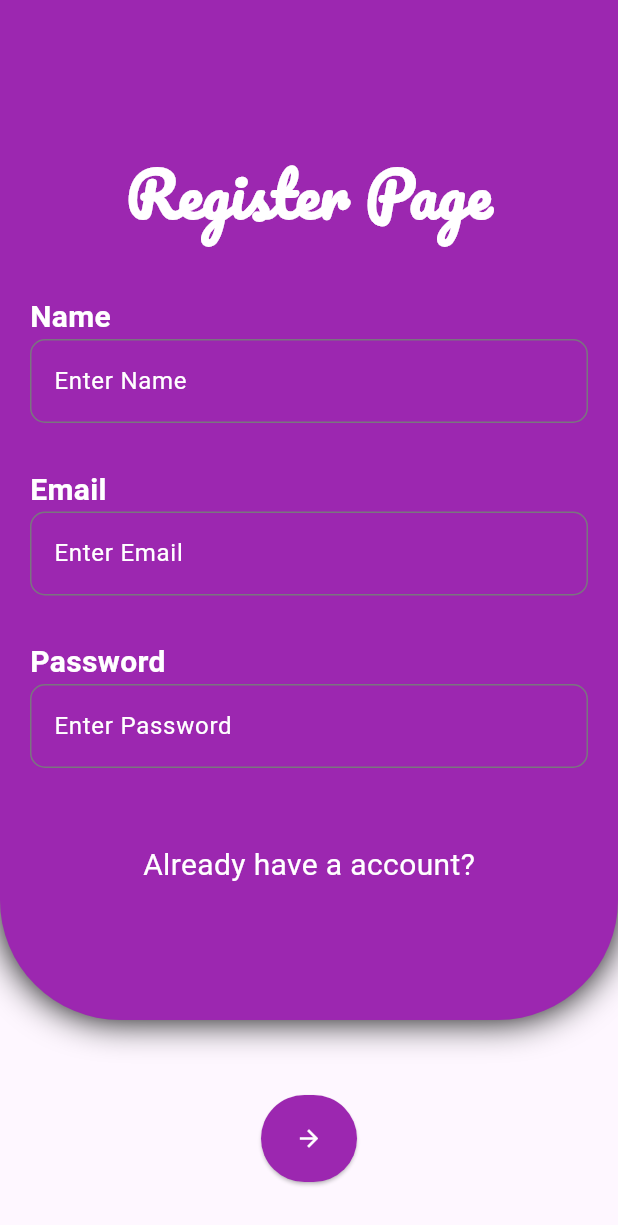
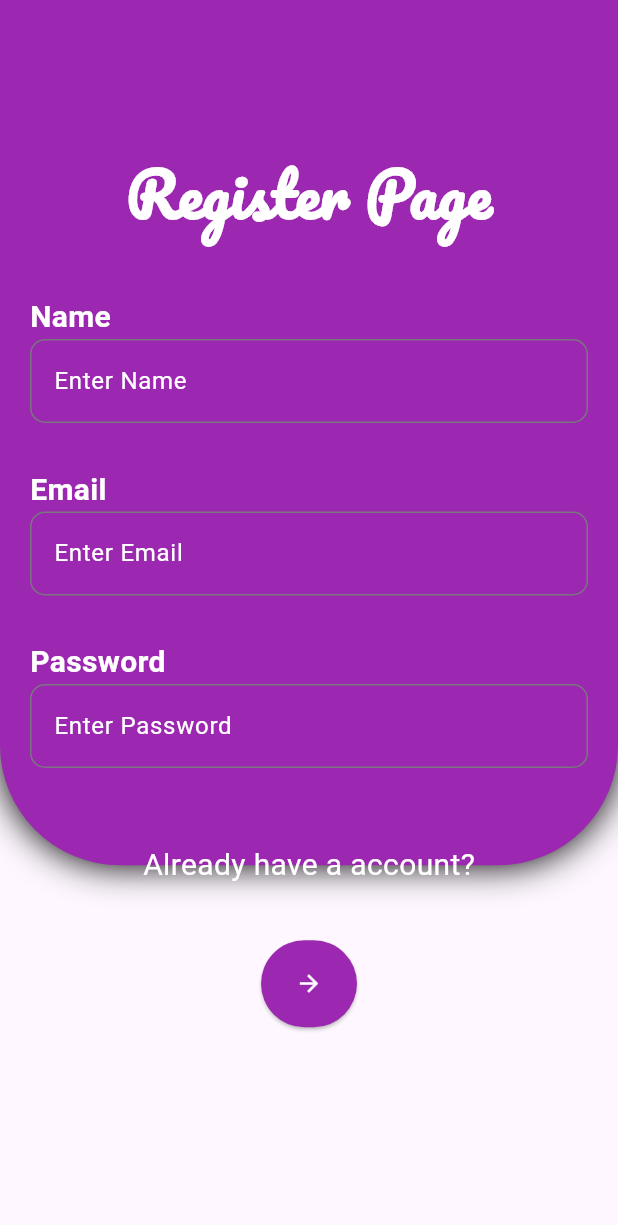
Before and after one commit to devansh-popli/flutter-todoApp, a Flutter app: the screen it shows after launch, after a tap on "Don't have a account?", on a phone screen of 412 x 824 dp. Shown: the top 1225 px of the screen. Run offline on Flutter 3.47's test engine with Material 3 defaults, Android fonts, the phone set to English and light mode, and no system bars; our stand-ins replace firebase_core, google_fonts, random_string, shared_preferences; accounts and stored records are empty; network calls fail.

Commit message:
minor tweaks

```diff
--- a/lib/main.dart
+++ b/lib/main.dart
@@ -68,7 +68,7 @@ class MyApp extends StatelessWidget {
         // tested with just a hot reload.
         colorScheme: ColorScheme.fromSeed(seedColor: Colors.deepPurple),
       ),
-      home: isLoggedIn ? Home(userData: user, token: token!) : const Login(),
+      home: isLoggedIn ? Home(userData: user, token: token) : const Login(),
     );
   }
 }
--- a/lib/pages/login.dart
+++ b/lib/pages/login.dart
@@ -34,7 +34,7 @@ class _LoginState extends State<Login> {
                   ),
                   boxShadow: [BoxShadow(blurRadius: 20, color: Colors.black)],
                 ),
-                height: 680,
+                height: MediaQuery.of(context).size.height * 0.7,
                 width: MediaQuery.of(context).size.width,
                 child: Column(
                   children: [
--- a/lib/pages/signup.dart
+++ b/lib/pages/signup.dart
@@ -33,7 +33,7 @@ class _RegisterState extends State<Register> {
                   ),
                   boxShadow: [BoxShadow(blurRadius: 20, color: Colors.black)],
                 ),
-                height: 680,
+                height: MediaQuery.of(context).size.height * 0.7,
                 width: MediaQuery.of(context).size.width,
                 child: Column(
                   children: [
```
Also changed, not shown: 1 other file.
